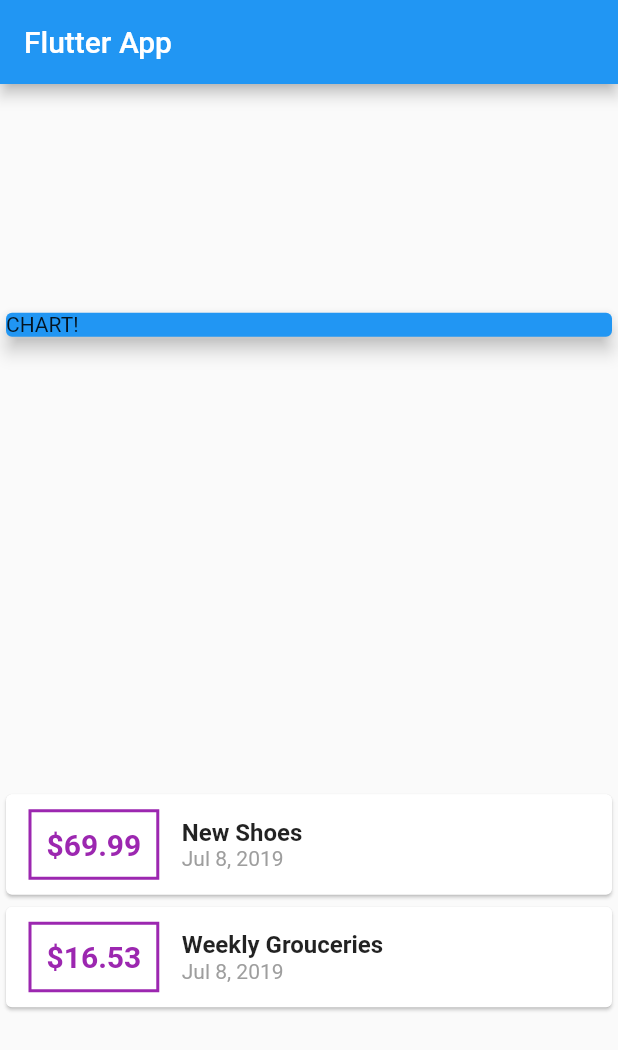
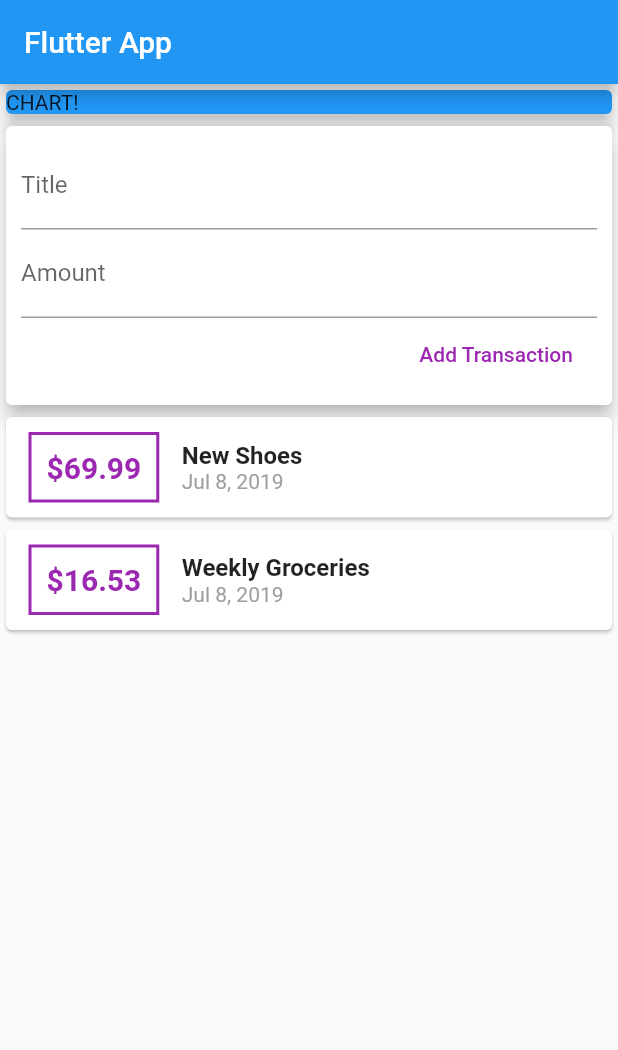
Before and after one commit to madebyrh/personal-expenses-app, a Flutter app: the screen it shows after launch, on a phone screen of 412 x 824 dp. Shown: the top 1050 px of the screen. Run offline on Flutter 3.47's test engine with Material 2 defaults, Android fonts, the phone set to English and light mode, and no system bars.

Commit message:
add handle user input(important)

```diff
--- a/lib/main.dart
+++ b/lib/main.dart
@@ -1,6 +1,9 @@
 import 'package:flutter/material.dart';
-import './transaction.dart';
+import './models/transaction.dart';
 import 'package:intl/intl.dart';
+import './widgets/transaction_list.dart';
+import './widgets/new_transaction.dart';
+import './widgets/user_transactions.dart';
 
 void main() => runApp(MyApp());
 
@@ -15,20 +18,10 @@ class MyApp extends StatelessWidget {
 }
 
 class MyHomePage extends StatelessWidget {
-  final List<Transaction> transactions = [
-    Transaction(
-      id: 't1',
-      title: 'New Shoes',
-      amount: 69.99,
-      date: DateTime.now(),
-    ),
-    Transaction(
-      id: 't2',
-      title: 'Weekly Grouceries',
-      amount: 16.53,
-      date: DateTime.now(),
-    ),
-  ];
+  //String titleInput;
+  //String amountInput;
+  final titleController = TextEditingController();
+  final amountController = TextEditingController();
   @override
   Widget build(BuildContext context) {
     return Scaffold(
@@ -36,7 +29,7 @@ class MyHomePage extends StatelessWidget {
         title: Text('Flutter App'),
       ),
       body: Column(
-          mainAxisAlignment: MainAxisAlignment.spaceAround,
+        // mainAxisAlignment: MainAxisAlignment.start,
         crossAxisAlignment: CrossAxisAlignment.stretch,
         children: <Widget>[
           Container(
@@ -47,56 +40,9 @@ class MyHomePage extends StatelessWidget {
               elevation: 5,
             ),
           ),
-            Column(
-                children: transactions.map((tx) {
-              return Card(
-                child: Row(
-                  children: <Widget>[
-                    Container(
-                      padding: EdgeInsets.all(10),
-                      margin: EdgeInsets.symmetric(
-                        vertical: 10,
-                        horizontal: 15,
-                      ),
-                      decoration: BoxDecoration(
-                        border: Border.all(
-                          color: Colors.purple,
-                          width: 2,
-                        ),
-                      ),
-                      child: Text(
-                        '\$${tx.amount}',
-                        style: TextStyle(
-                          fontWeight: FontWeight.bold,
-                          fontSize: 20,
-                          color: Colors.purple,
-                        ),
-                      ),
-                    ),
-                    Column(
-                      crossAxisAlignment: CrossAxisAlignment.start,
-                      children: <Widget>[
-                        Text(
-                          tx.title,
-                          style: TextStyle(
-                            fontSize: 16,
-                            fontWeight: FontWeight.bold,
-                          ),
-                        ),
-                        Text(
-                          // Intlのパッケージを使用して、日付を読めるように
-                          DateFormat.yMMMd().format(tx.date),
-                          style: TextStyle(
-                            color: Colors.grey,
-                          ),
-                        ),
-                      ],
-                    )
+          UserTransactions(),
         ],
       ),
     );
-            }).toList()),
-          ],
-        ));
   }
 }
--- /dev/null
+++ b/lib/widgets/new_transaction.dart
@@ -0,0 +1,45 @@
+import 'package:flutter/material.dart';
+
+class NewTransaction extends StatelessWidget {
+  final Function addTx;
+  final titleController = TextEditingController();
+  final amountController = TextEditingController();
+
+  NewTransaction(this.addTx);
+  @override
+  Widget build(BuildContext context) {
+    return Card(
+      elevation: 5,
+      child: Container(
+        padding: EdgeInsets.all(10),
+        child: Column(
+          crossAxisAlignment: CrossAxisAlignment.end,
+          children: <Widget>[
+            TextField(
+              decoration: InputDecoration(labelText: 'Title'),
+              controller: titleController,
+              //onChanged: (val) {
+              //titleInput = val;
+              //},
+            ),
+            TextField(
+              decoration: InputDecoration(labelText: 'Amount'),
+              controller: amountController,
+              //onChanged: (val) => amountInput = val,
+            ),
+            FlatButton(
+              child: Text('Add Transaction'),
+              textColor: Colors.purple,
+              onPressed: () {
+                addTx(
+                  titleController.text,
+                  double.parse(amountController.text),
+                );
+              },
+            ),
+          ],
+        ),
+      ),
+    );
+  }
+}
--- /dev/null
+++ b/lib/widgets/transaction_list.dart
@@ -0,0 +1,62 @@
+import 'package:flutter/material.dart';
+import '../models/transaction.dart';
+import 'package:intl/intl.dart';
+
+class TransactionList extends StatelessWidget {
+  final List<Transaction> transactions;
+
+  TransactionList(this.transactions);
+  @override
+  Widget build(BuildContext context) {
+    return Column(
+      children: transactions.map((tx) {
+        return Card(
+          child: Row(
+            children: <Widget>[
+              Container(
+                padding: EdgeInsets.all(10),
+                margin: EdgeInsets.symmetric(
+                  vertical: 10,
+                  horizontal: 15,
+                ),
+                decoration: BoxDecoration(
+                  border: Border.all(
+                    color: Colors.purple,
+                    width: 2,
+                  ),
+                ),
+                child: Text(
+                  '\$${tx.amount}',
+                  style: TextStyle(
+                    fontWeight: FontWeight.bold,
+                    fontSize: 20,
+                    color: Colors.purple,
+                  ),
+                ),
+              ),
+              Column(
+                crossAxisAlignment: CrossAxisAlignment.start,
+                children: <Widget>[
+                  Text(
+                    tx.title,
+                    style: TextStyle(
+                      fontSize: 16,
+                      fontWeight: FontWeight.bold,
+                    ),
+                  ),
+                  Text(
+                    // Intlのパッケージを使用して、日付を読めるように
+                    DateFormat.yMMMd().format(tx.date),
+                    style: TextStyle(
+                      color: Colors.grey,
+                    ),
+                  ),
+                ],
+              )
+            ],
+          ),
+        );
+      }).toList(),
+    );
+  }
+}
--- /dev/null
+++ b/lib/widgets/user_transactions.dart
@@ -0,0 +1,49 @@
+import 'package:flutter/material.dart';
+import './new_transaction.dart';
+import './transaction_list.dart';
+import '../models/transaction.dart';
+
+class UserTransactions extends StatefulWidget {
+  @override
+  _UserTransactionsState createState() => _UserTransactionsState();
+}
+
+class _UserTransactionsState extends State<UserTransactions> {
+  final List<Transaction> _userTransactions = [
+    Transaction(
+      id: 't1',
+      title: 'New Shoes',
+      amount: 69.99,
+      date: DateTime.now(),
+    ),
+    Transaction(
+      id: 't2',
+      title: 'Weekly Groceries',
+      amount: 16.53,
+      date: DateTime.now(),
+    ),
+  ];
+
+  void _addNewTransaction(String txTitle, double txAmount) {
+    final newTx = Transaction(
+      title: txTitle,
+      amount: txAmount,
+      date: DateTime.now(),
+      id: DateTime.now().toString(),
+    );
+
+    setState(() {
+      _userTransactions.add(newTx);
+    });
+  }
+
+  @override
+  Widget build(BuildContext context) {
+    return Column(
+      children: <Widget>[
+        NewTransaction(_addNewTransaction),
+        TransactionList(_userTransactions),
+      ],
+    );
+  }
+}
```
Also changed, not shown: lib/models/transaction.dart (renamed from lib/transaction.dart). Lines whose indentation alone changed are shown as unchanged.
